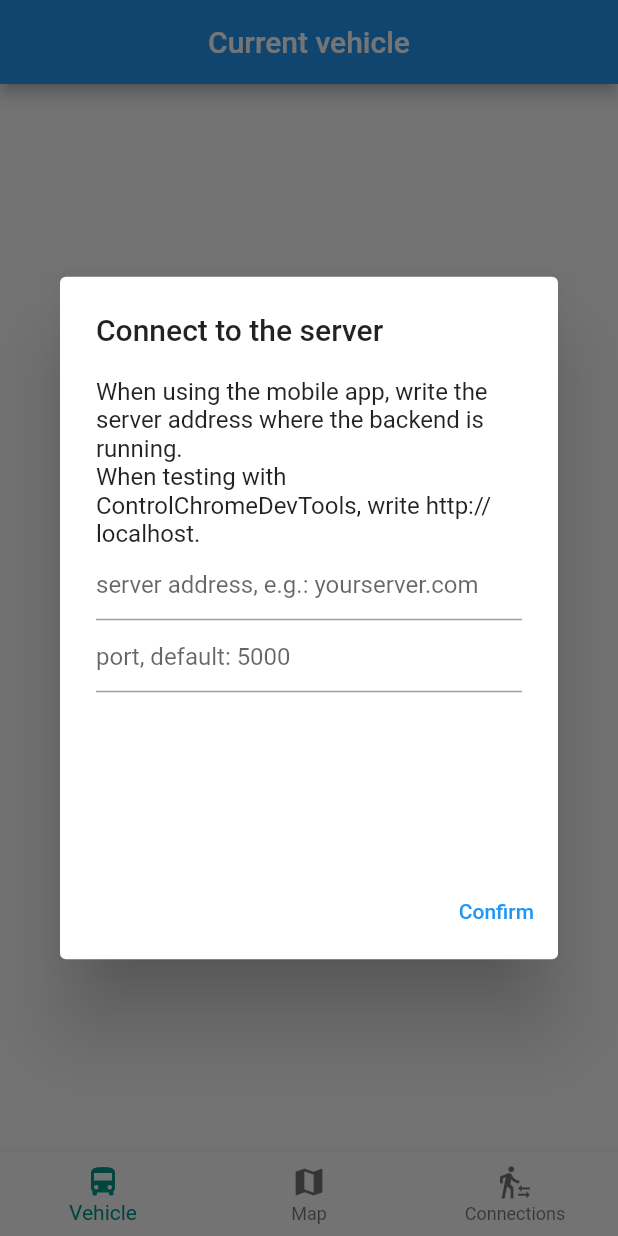
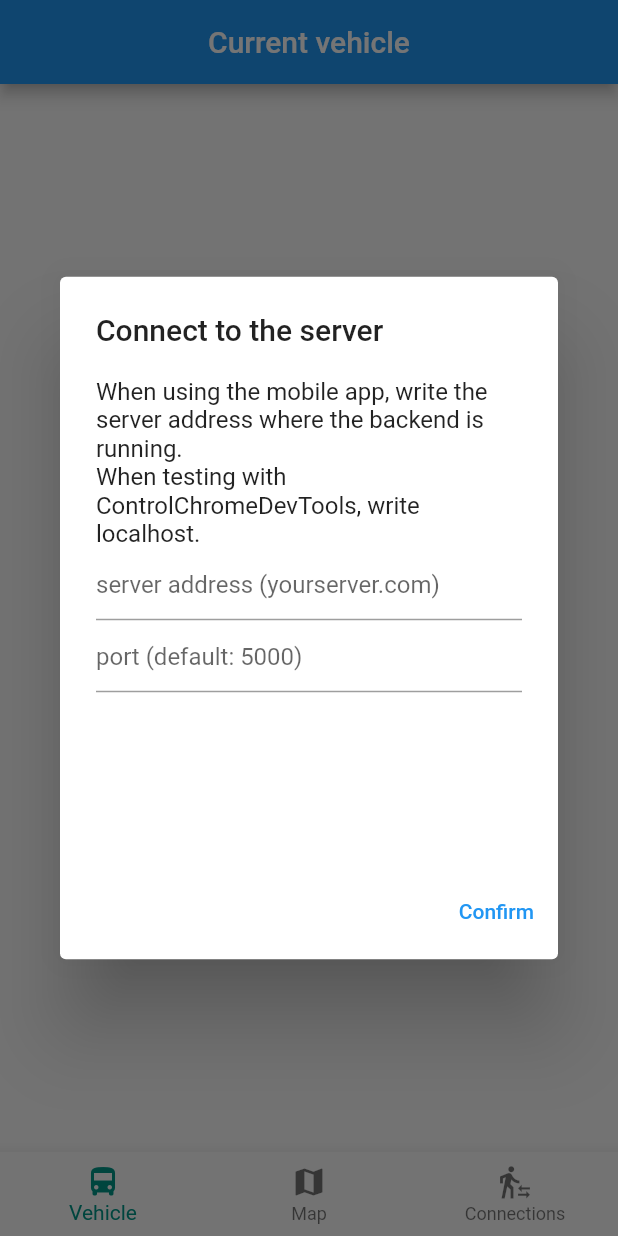
Before and after one commit to TheRealTirreg/PublicTransitSnapper, a Flutter app: the screen it shows after launch, on a phone screen of 412 x 824 dp. Run offline on Flutter 3.47's test engine with Material 2 defaults, Android fonts, the light colour scheme and no system bars; our stand-ins replace latlong2, location, marquee, tuple; missing offline and left inert: syncfusion_flutter_maps.

Commit message:
next apk version

```diff
--- a/frontend/lib/main.dart
+++ b/frontend/lib/main.dart
@@ -226,15 +226,15 @@ class _MyHomePageState extends State<MyHomePage> {
                 children: [
                   const Text(
                       "When using the mobile app, write the server address where the backend is running.\n"
-                      "When testing with ControlChromeDevTools, write http://localhost."
+                      "When testing with ControlChromeDevTools, write localhost."
                   ),
                   TextFormField(
                     controller: serverAddressController,
-                    decoration: const InputDecoration(hintText: "server address, e.g.: yourserver.com"),
+                    decoration: const InputDecoration(hintText: "server address (yourserver.com)"),
                   ),
                   TextFormField(
                     controller: portController,
-                    decoration: const InputDecoration(hintText: "port, default: 5000"),
+                    decoration: const InputDecoration(hintText: "port (default: 5000)"),
                   ),
                 ],
               ),
```
